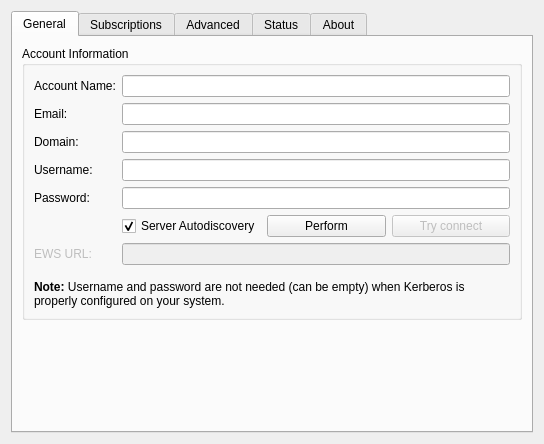
The window that configdialog.ui (KrissN/akonadi-ews) describes before a commit, drawn with Qt 5.
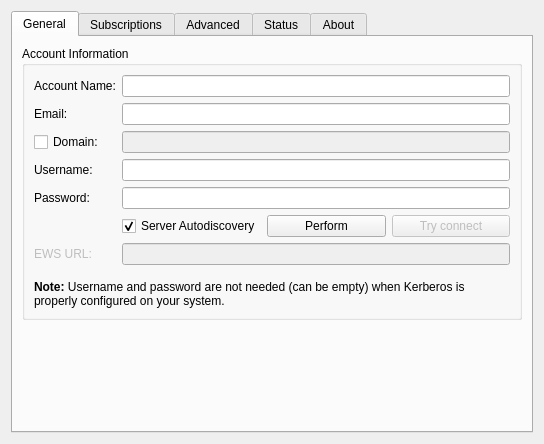
The same window after the commit. Icons and pictures are not drawn. Custom widgets are drawn as their Qt base class.

Commit message:
Distinguish between no domain and empty domain
The default behaviour of NTLM authentication when no domain name is
provided is to use the name returned by the server. In some cases
however it is necessary to force using an empty domain name. The change
adds a check box that enables sending the domain name even if empty.

In order to work correctly an accompanying change in KIO is
needed (commit 20eac1f), which is expected to be released with KF 5.28.

This fixes bug #3.

The edit to the form file:
```diff
--- a/configdialog.ui
+++ b/configdialog.ui
@@ -6,7 +6,7 @@
    <rect>
     <x>0</x>
     <y>0</y>
-    <width>526</width>
+    <width>532</width>
     <height>444</height>
    </rect>
   </property>
@@ -76,15 +76,11 @@
                </property>
               </widget>
              </item>
-             <item row="2" column="0">
-              <widget class="QLabel" name="domainLabel">
-               <property name="text">
-                <string>Domain:</string>
-               </property>
-              </widget>
-             </item>
              <item row="2" column="1">
               <widget class="KLineEdit" name="kcfg_Domain">
+               <property name="enabled">
+                <bool>false</bool>
+               </property>
                <property name="whatsThis">
                 <string>The Active Directory domain the user belongs to.</string>
                </property>
@@ -189,6 +185,19 @@
                </property>
               </widget>
              </item>
+             <item row="2" column="0">
+              <widget class="QCheckBox" name="kcfg_HasDomain">
+               <property name="sizePolicy">
+                <sizepolicy hsizetype="Preferred" vsizetype="Preferred">
+                 <horstretch>0</horstretch>
+                 <verstretch>0</verstretch>
+                </sizepolicy>
+               </property>
+               <property name="text">
+                <string>Domain:</string>
+               </property>
+              </widget>
+             </item>
             </layout>
            </widget>
           </item>
@@ -338,7 +347,7 @@
           <string>&lt;html&gt;&lt;head/&gt;&lt;body&gt;&lt;p&gt;Some organizations restrict access to mail only to approved clients, such as Microsoft Outlook. On the server-side this is implemented by analyzing the User-Agent string and only allowing a list of approved clients.&lt;/p&gt;&lt;p&gt;This setting allows to emulate some well known clients as well as providing a custom User-Agent string.&lt;/p&gt;&lt;p&gt;Please be advised that bypasing company policies may result in personal consequences.&lt;/p&gt;&lt;/body&gt;&lt;/html&gt;</string>
          </property>
          <property name="title">
-          <string>Use custom User Agent</string>
+          <string>Use custo&amp;m User Agent</string>
          </property>
          <property name="checkable">
           <bool>true</bool>
```
Left out of the diff: 16 changed lines with no effect on the pictures. The commit also changes 2 other files.
